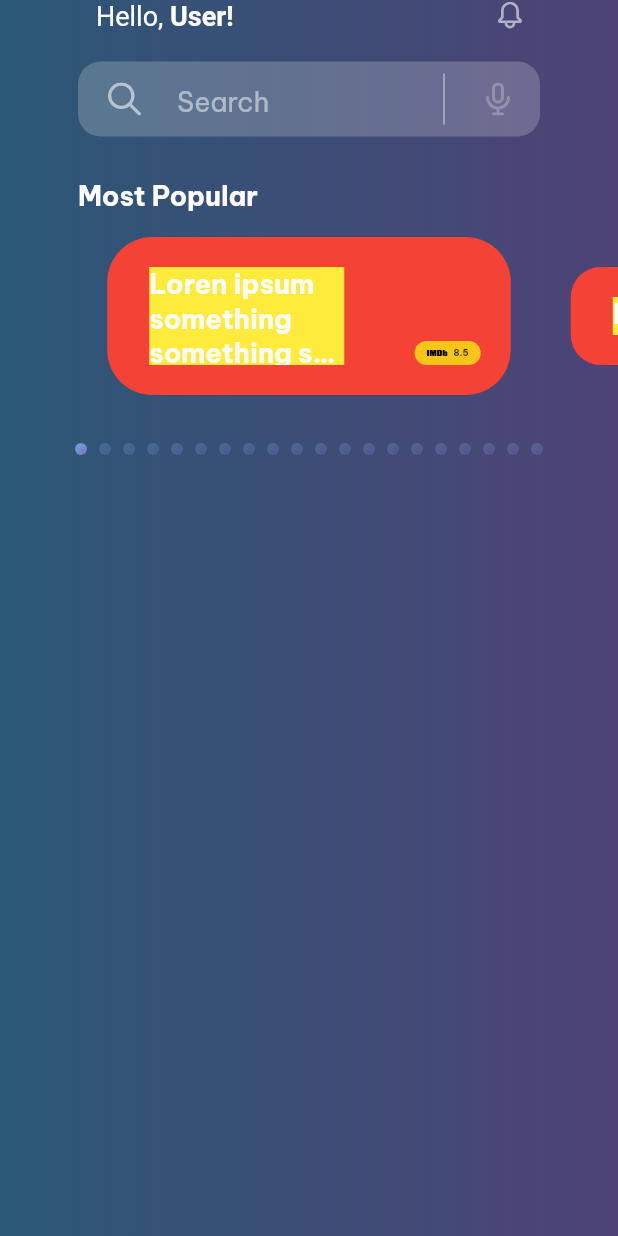
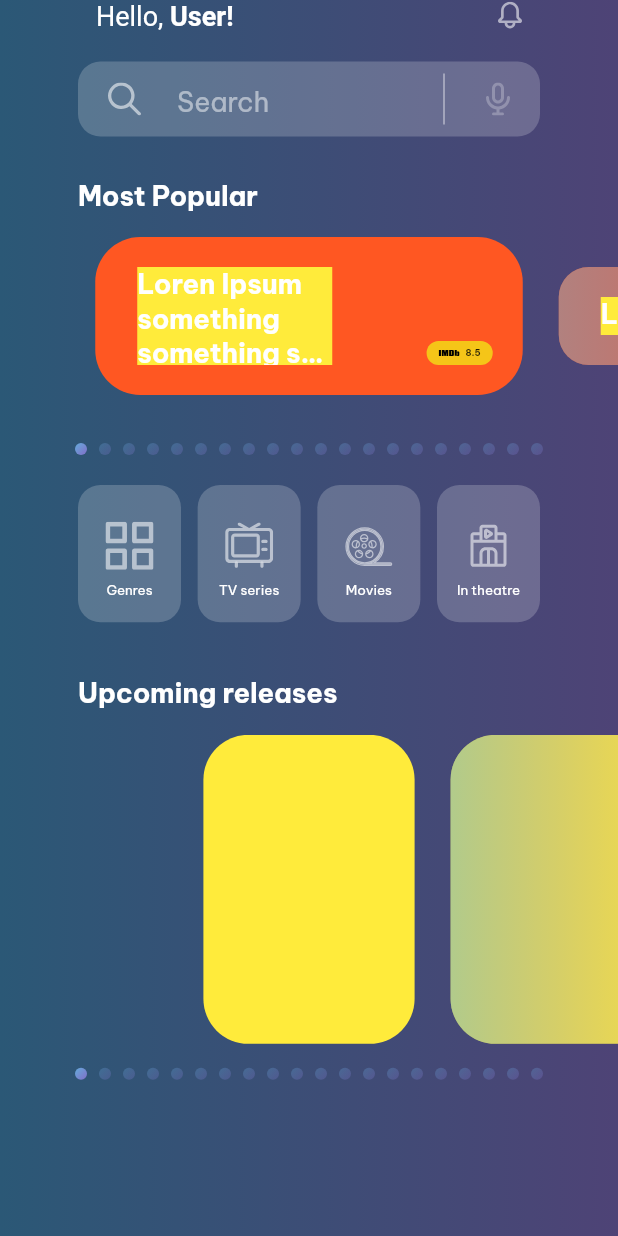
Before and after one commit to son-lt/bt_movie_app, a Flutter app: the screen it shows after launch, on a phone screen of 412 x 824 dp. Run offline on Flutter 3.47's test engine with Material 2 defaults, Android fonts, the phone set to English and light mode, and no system bars; our stand-ins replace flutter_svg, google_fonts.

Commit message:
Home screen (90%)

```diff
--- a/lib/common/app_colors.dart
+++ b/lib/common/app_colors.dart
@@ -6,10 +6,13 @@ class AppColors {
     Color(0xFF4E4376),
   ];
 
-  static List<Color> linearBackgroundIndicatorDot(double opacity) {
+  static List<Color> linearBackgroundIndicatorDot({
+    required double opacity1,
+    double? opacity2,
+  }) {
     return [
-      const Color(0xFF64ABDB).withOpacity(opacity),
-      const Color(0xFF826EC8).withOpacity(opacity),
+      const Color(0xFF64ABDB).withOpacity(opacity1),
+      const Color(0xFF826EC8).withOpacity(opacity2 ?? opacity1),
     ];
   }
 
--- a/lib/common/app_vectors.dart
+++ b/lib/common/app_vectors.dart
@@ -7,4 +7,12 @@ class AppVectors {
   static const String voiceVector = 'assets/vectors/voice.svg';
 
   static const String imdbBadgeVector = 'assets/vectors/imdb_badge.svg';
+
+  static const String genresVector = 'assets/vectors/genres.svg';
+
+  static const String tvSeriesVector = 'assets/vectors/tv_series.svg';
+
+  static const String moviesVector = 'assets/vectors/movies.svg';
+
+  static const String inTheatreVector = 'assets/vectors/in_theatre.svg';
 }
--- a/lib/configs/app_configs.dart
+++ b/lib/configs/app_configs.dart
@@ -1,3 +1,13 @@
+import 'package:bt_movie_app/common/app_vectors.dart';
+
 class AppConfigs {
   static const int listLength = 20;
+
+  static const Map<String, String> listOptions = {
+    'Genres': AppVectors.genresVector,
+    'TV series' : AppVectors.tvSeriesVector,
+    'Movies' : AppVectors.moviesVector,
+    'In theatre' : AppVectors.inTheatreVector,
+  };
+
 }
--- /dev/null
+++ b/lib/ui/commons/app_page_view.dart
@@ -0,0 +1,44 @@
+import 'package:bt_movie_app/ui/commons/dots_indicator.dart';
+import 'package:flutter/material.dart';
+
+class AppPageView extends StatelessWidget {
+  final double heightScaleFactor;
+  final PageController pageController;
+  final void Function(int) onPageChange;
+  final int currentPage;
+  final Widget Function(BuildContext, int) itemBuilder;
+  final int length;
+
+  const AppPageView({
+    Key? key,
+    required this.pageController,
+    required this.onPageChange,
+    required this.currentPage,
+    required this.itemBuilder,
+    required this.length,
+    required this.heightScaleFactor,
+  }) : super(key: key);
+
+  @override
+  Widget build(BuildContext context) {
+    return Column(
+      mainAxisSize: MainAxisSize.min,
+      children: [
+        SizedBox(
+          height: MediaQuery.of(context).size.height * heightScaleFactor,
+          width: MediaQuery.of(context).size.width,
+          child: PageView.builder(
+            controller: pageController,
+            pageSnapping: true,
+            scrollDirection: Axis.horizontal,
+            physics: const ClampingScrollPhysics(),
+            onPageChanged: onPageChange,
+            itemBuilder: itemBuilder,
+            itemCount: length,
+          ),
+        ),
+        DotsIndicator(currentPage: currentPage),
+      ],
+    );
+  }
+}
--- /dev/null
+++ b/lib/ui/commons/dots_indicator.dart
@@ -0,0 +1,49 @@
+import 'package:bt_movie_app/common/app_colors.dart';
+import 'package:bt_movie_app/configs/app_configs.dart';
+import 'package:flutter/material.dart';
+
+class DotsIndicator extends StatelessWidget {
+  final int currentPage;
+
+  const DotsIndicator({Key? key, required this.currentPage}) : super(key: key);
+
+  @override
+  Widget build(BuildContext context) {
+    return Padding(
+      padding: const EdgeInsets.symmetric(vertical: 16),
+      child: Row(
+        mainAxisSize: MainAxisSize.min,
+        mainAxisAlignment: MainAxisAlignment.center,
+        children: buildListDot(),
+      ),
+    );
+  }
+
+  List<Widget> buildListDot() {
+    return List<Widget>.generate(
+      AppConfigs.listLength,
+      (index) {
+        return Container(
+          width: 8,
+          height: 8,
+          margin: const EdgeInsets.symmetric(horizontal: 4),
+          decoration: BoxDecoration(
+            shape: BoxShape.circle,
+            gradient: LinearGradient(
+              colors: AppColors.linearBackgroundIndicatorDot(
+                opacity1: ((currentPage >= AppConfigs.listLength)
+                            ? currentPage - AppConfigs.listLength
+                            : currentPage) ==
+                        index
+                    ? 1
+                    : 0.3,
+              ),
+              begin: Alignment.topLeft,
+              end: Alignment.bottomRight,
+            ),
+          ),
+        );
+      },
+    );
+  }
+}
--- /dev/null
+++ b/lib/ui/commons/inactive_overlay.dart
@@ -0,0 +1,23 @@
+import 'package:bt_movie_app/common/app_colors.dart';
+import 'package:flutter/material.dart';
+
+class InactiveOverlay extends StatelessWidget {
+  final double radius;
+
+  const InactiveOverlay({Key? key, required this.radius}) : super(key: key);
+
+  @override
+  Widget build(BuildContext context) {
+    return Container(
+      decoration: BoxDecoration(
+        borderRadius: BorderRadius.circular(radius),
+        gradient: LinearGradient(
+          colors: AppColors.linearBackgroundIndicatorDot(
+            opacity1: 0.5,
+            opacity2: 0.1,
+          ),
+        ),
+      ),
+    );
+  }
+}
--- a/lib/ui/pages/home_screen/home_screen.dart
+++ b/lib/ui/pages/home_screen/home_screen.dart
@@ -1,7 +1,9 @@
 import 'package:bt_movie_app/common/app_colors.dart';
 import 'package:bt_movie_app/ui/pages/home_screen/widgets/hello_bar.dart';
+import 'package:bt_movie_app/ui/pages/home_screen/widgets/list_options.dart';
 import 'package:bt_movie_app/ui/pages/home_screen/widgets/most_popular_list.dart';
 import 'package:bt_movie_app/ui/pages/home_screen/widgets/search_bar.dart';
+import 'package:bt_movie_app/ui/pages/home_screen/widgets/upcoming_releases_list.dart';
 import 'package:flutter/material.dart';
 
 class HomeScreen extends StatefulWidget {
@@ -50,6 +52,21 @@ class _HomeScreenState extends State<HomeScreen> {
                 ),
               ),
               MostPopularList(),
+              SizedBox(height: 4),
+              ListOptions(),
+              SizedBox(height: 36),
+              Padding(
+                padding: EdgeInsets.only(left: 52, bottom: 16),
+                child: Text(
+                  'Upcoming releases',
+                  style: TextStyle(
+                    fontWeight: FontWeight.w700,
+                    fontSize: 18,
+                    color: Colors.white,
+                  ),
+                ),
+              ),
+              UpcomingReleasesList(),
             ],
           ),
         ),
--- /dev/null
+++ b/lib/ui/pages/home_screen/widgets/list_options.dart
@@ -0,0 +1,57 @@
+import 'package:bt_movie_app/common/app_colors.dart';
+import 'package:bt_movie_app/configs/app_configs.dart';
+import 'package:flutter/material.dart';
+import 'package:flutter_svg/flutter_svg.dart';
+
+class ListOptions extends StatelessWidget {
+  const ListOptions ({super.key});
+
+  @override
+  Widget build(BuildContext context) {
+    return Padding(
+      padding: const EdgeInsets.symmetric(horizontal: 52),
+      child: Row(
+        mainAxisSize: MainAxisSize.min,
+        mainAxisAlignment: MainAxisAlignment.spaceBetween,
+        children: List<Widget>.generate(
+          AppConfigs.listOptions.length,
+          (index) {
+            return Container(
+              padding: const EdgeInsets.symmetric(horizontal: 12, vertical: 16),
+              height: MediaQuery.of(context).size.height * 1 / 9,
+              width: MediaQuery.of(context).size.width * 1 / 6,
+              decoration: BoxDecoration(
+                borderRadius: BorderRadius.circular(15),
+                color: AppColors.tertiaryColor,
+              ),
+              child: Column(
+                mainAxisAlignment: MainAxisAlignment.end,
+                crossAxisAlignment: CrossAxisAlignment.center,
+                children: [
+                  SvgPicture.asset(
+                    AppConfigs.listOptions.values.elementAt(index),
+                    width: 32,
+                    height: 32,
+                    colorFilter: ColorFilter.mode(
+                      AppColors.primaryColor,
+                      BlendMode.srcIn,
+                    ),
+                  ),
+                  const SizedBox(height: 8),
+                  Text(
+                    AppConfigs.listOptions.keys.elementAt(index),
+                    style: const TextStyle(
+                      fontSize: 9,
+                      fontWeight: FontWeight.w400,
+                      color: Colors.white,
+                    ),
+                  ),
+                ],
+              ),
+            );
+          },
+        ),
+      ),
+    );
+  }
+}
--- a/lib/ui/pages/home_screen/widgets/most_popular_list.dart
+++ b/lib/ui/pages/home_screen/widgets/most_popular_list.dart
@@ -1,6 +1,8 @@
 import 'package:bt_movie_app/common/app_colors.dart';
 import 'package:bt_movie_app/common/app_vectors.dart';
 import 'package:bt_movie_app/configs/app_configs.dart';
+import 'package:bt_movie_app/ui/commons/app_page_view.dart';
+import 'package:bt_movie_app/ui/commons/inactive_overlay.dart';
 import 'package:flutter/material.dart';
 import 'package:flutter_svg/flutter_svg.dart';
 
@@ -12,7 +14,7 @@ class MostPopularList extends StatefulWidget {
 }
 
 class _MostPopularListState extends State<MostPopularList> {
-  int listLength = AppConfigs.listLength * 2;
+  int listLength = AppConfigs.listLength;
   late PageController _pageController;
   int currentPage = 0;
 
@@ -24,48 +26,46 @@ class _MostPopularListState extends State<MostPopularList> {
 
   @override
   Widget build(BuildContext context) {
-    return Column(
-      mainAxisSize: MainAxisSize.min,
-      children: [
-        SizedBox(
-          height: MediaQuery.of(context).size.height * 1 / 6,
-          width: MediaQuery.of(context).size.width,
-          child: PageView.builder(
-            controller: _pageController,
-            pageSnapping: true,
-            scrollDirection: Axis.horizontal,
-            physics: const ClampingScrollPhysics(),
-            onPageChanged: (value) {
+    return AppPageView(
+      pageController: _pageController,
+      onPageChange: (value) {
         setState(() {
           currentPage = value;
         });
       },
+      currentPage: currentPage,
       itemBuilder: (BuildContext context, int index) {
         bool isCenter = currentPage == index;
-              return mostPopularItem(isCenter);
+        return mostPopularItem(
+          title: 'Loren Ipsum something something something',
+          score: '8.5',
+          isCenter: isCenter,
+        );
       },
-            itemCount: listLength,
-          ),
-        ),
-        buildIndicator(),
-      ],
+      length: listLength,
+      heightScaleFactor: 1 / 6,
     );
   }
 
-  Widget mostPopularItem(bool isCenter) {
+  Widget mostPopularItem({
+    required String title,
+    required String score,
+    required bool isCenter,
+  }) {
     return AnimatedContainer(
       margin: EdgeInsets.symmetric(
-        horizontal: 20,
+        horizontal: 12,
         vertical: isCenter ? 16 : 36,
       ),
       decoration: BoxDecoration(
         borderRadius: BorderRadius.circular(isCenter ? 30 : 20),
-        color: Colors.red,
+        color: Colors.deepOrange,
       ),
-      duration: const Duration(milliseconds: 500),
+      duration: const Duration(milliseconds: 300),
       curve: Curves.easeInOutCubic,
       child: Stack(
         children: [
+          if (!isCenter) const InactiveOverlay(radius: 20),
           Positioned(
             bottom: 20,
             left: 0,
@@ -81,7 +81,7 @@ class _MostPopularListState extends State<MostPopularList> {
                     color: Colors.yellow,
                     width: MediaQuery.of(context).size.width * 0.5 - 76,
                     child: Text(
-                      'Loren ipsum something something something',
+                      title,
                       style: const TextStyle(
                         fontWeight: FontWeight.w700,
                         fontSize: 18,
@@ -91,7 +91,7 @@ class _MostPopularListState extends State<MostPopularList> {
                       overflow: TextOverflow.ellipsis,
                     ),
                   ),
-                  imdbBadge('8.5'),
+                  imdbBadge(score),
                 ],
               ),
             ),
@@ -124,43 +124,4 @@ class _MostPopularListState extends State<MostPopularList> {
       ),
     );
   }
-
-  Widget buildIndicator() {
-    return Padding(
-      padding: const EdgeInsets.symmetric(vertical: 16),
-      child: Row(
-        mainAxisSize: MainAxisSize.min,
-        mainAxisAlignment: MainAxisAlignment.center,
-        children: buildListDot(),
-      ),
-    );
 }
-
-  List<Widget> buildListDot() {
-    return List<Widget>.generate(
-      AppConfigs.listLength,
-      (index) {
-        return Container(
-          width: 8,
-          height: 8,
-          margin: const EdgeInsets.symmetric(horizontal: 4),
-          decoration: BoxDecoration(
-            shape: BoxShape.circle,
-            gradient: LinearGradient(
-              colors: AppColors.linearBackgroundIndicatorDot(
-                ((currentPage >= AppConfigs.listLength)
-                            ? currentPage - AppConfigs.listLength
-                            : currentPage) ==
-                        index
-                    ? 1
-                    : 0.3,
-              ),
-              begin: Alignment.topLeft,
-              end: Alignment.bottomRight,
-            ),
-          ),
-        );
-      },
-    );
-  }
-}
--- /dev/null
+++ b/lib/ui/pages/home_screen/widgets/upcoming_releases_list.dart
@@ -0,0 +1,57 @@
+import 'package:bt_movie_app/configs/app_configs.dart';
+import 'package:bt_movie_app/ui/commons/app_page_view.dart';
+import 'package:bt_movie_app/ui/commons/inactive_overlay.dart';
+import 'package:flutter/material.dart';
+
+class UpcomingReleasesList extends StatefulWidget {
+  const UpcomingReleasesList({super.key});
+
+  @override
+  State<UpcomingReleasesList> createState() => _UpcomingReleasesListState();
+}
+
+class _UpcomingReleasesListState extends State<UpcomingReleasesList> {
+  int listLength = AppConfigs.listLength;
+  late PageController _pageController;
+  int currentPage = 0;
+
+  @override
+  void initState() {
+    super.initState();
+    _pageController = PageController(viewportFraction: 0.4);
+  }
+
+  @override
+  Widget build(BuildContext context) {
+    return AppPageView(
+      pageController: _pageController,
+      onPageChange: (value) {
+        setState(() {
+          currentPage = value;
+        });
+      },
+      currentPage: currentPage,
+      itemBuilder: (BuildContext context, int index) {
+        bool isCenter = currentPage == index;
+        return upcomingReleaseItem(isCenter);
+      },
+      length: listLength,
+      heightScaleFactor: 1 / 4,
+    );
+  }
+
+  Widget upcomingReleaseItem(bool isCenter) {
+    return Container(
+      margin: const EdgeInsets.symmetric(horizontal: 12),
+      decoration: BoxDecoration(
+        borderRadius: BorderRadius.circular(30),
+        color: Colors.yellow,
+      ),
+      child: Stack(
+        children: [
+          if (!isCenter) const InactiveOverlay(radius: 30),
+        ],
+      ),
+    );
+  }
+}
```
Also changed, not shown: assets/vectors/genres.svg (added), assets/vectors/in_theatre.svg (added), assets/vectors/movies.svg (added), assets/vectors/tv_series.svg (added). Lines whose indentation alone changed are shown as unchanged.
